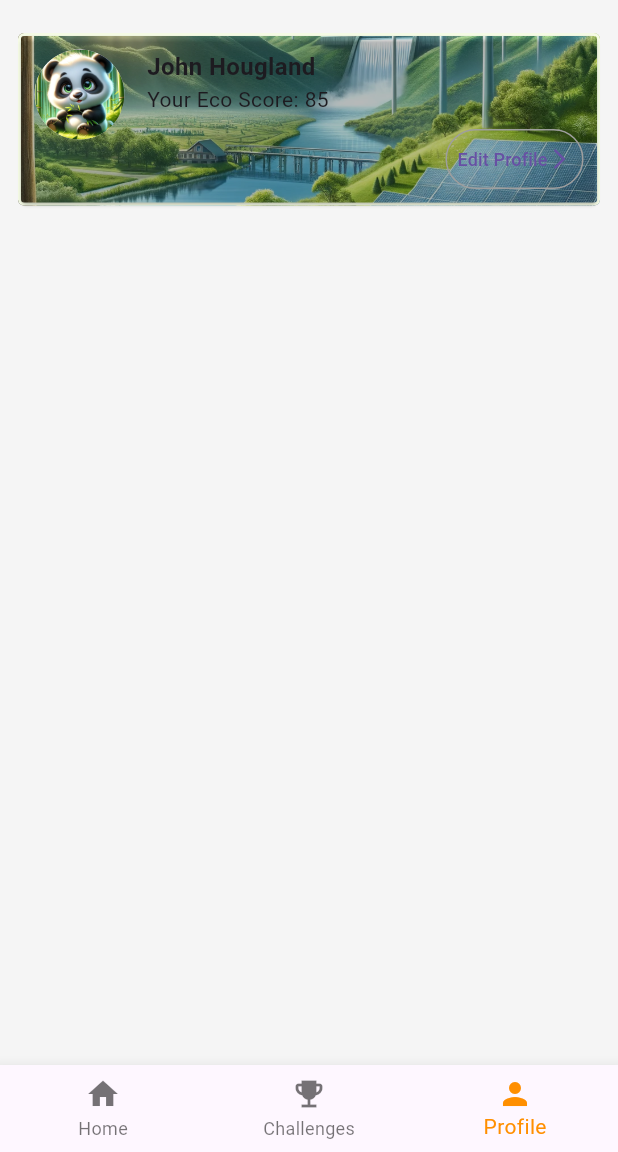
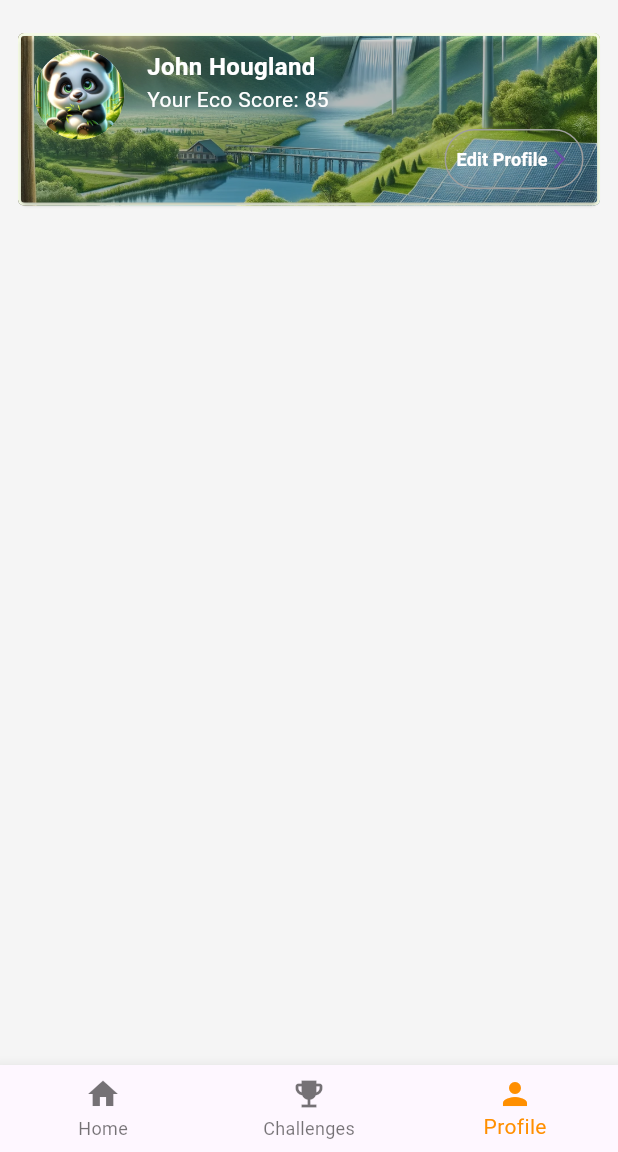
Before and after one commit to ThePandaGroup/Eco-Panda, a Flutter app: the screen it shows after launch, item 3 of the bottom bar chosen, on a phone screen of 412 x 824 dp, the part 84-1236 px from its top. Run offline on Flutter 3.47's test engine with Material 3 defaults, Android fonts, the phone set to English and light mode, and no system bars; our stand-ins replace geolocator, google_maps_flutter.

Commit message:
Color Adjustment twoards profile section profile page

```diff
--- a/eco_panda/lib/eprofile.dart
+++ b/eco_panda/lib/eprofile.dart
@@ -45,11 +45,17 @@ class ProfileSection extends StatelessWidget{
               children: [
                 const Text(
                   'John Hougland',
-                  style: TextStyle(fontSize: 16, fontWeight: FontWeight.bold),
+                  style: TextStyle(
+                      color: Colors.white,
+                      fontSize: 16,
+                      fontWeight: FontWeight.bold),
                 ),
                 const Text(
                   'Your Eco Score: 85',
-                  style: TextStyle(fontSize: 14),
+                  style: TextStyle(
+                      color: Colors.white,
+                      fontSize: 14
+                  ),
                 ),
                 const SizedBox(height: 10),
                 Align(
@@ -68,7 +74,12 @@ class ProfileSection extends StatelessWidget{
                     child: const Row(
                       mainAxisSize: MainAxisSize.min,
                       children: <Widget>[
-                        Text('Edit Profile', style: TextStyle(fontSize: 12)),
+                        Text('Edit Profile',
+                            style: TextStyle(
+                                color: Colors.white,
+                                fontWeight: FontWeight.bold,
+                                fontSize: 12)
+                        ),
                         Icon(Icons.arrow_forward_ios, size: 16.0),
                       ],
                     ),
```
